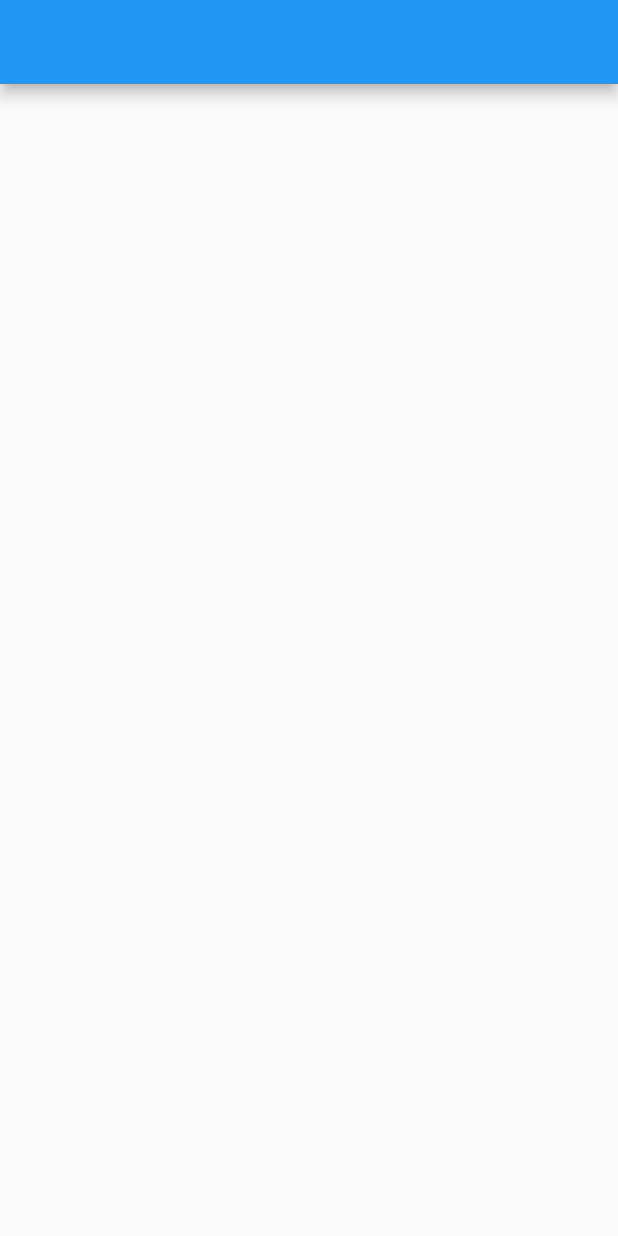
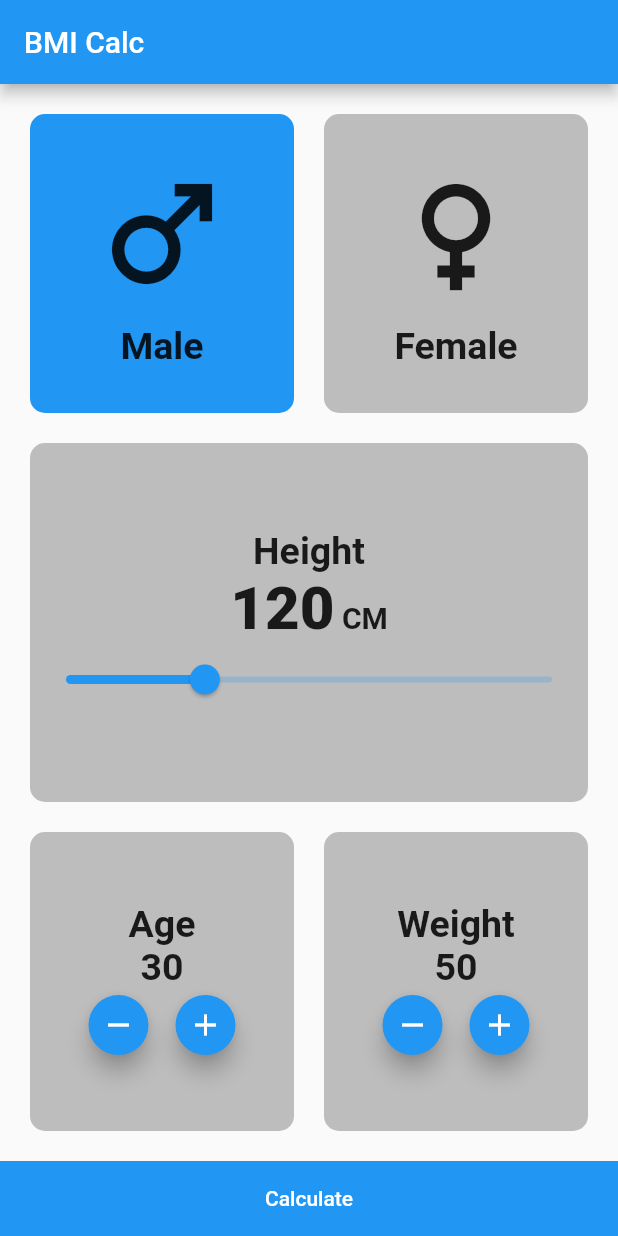
Before and after one commit to malek-kashoqa/udemy2, a Flutter app: the screen it shows after launch, on a phone screen of 412 x 824 dp. Run offline on Flutter 3.47's test engine with Material 2 defaults, Android fonts, the phone set to English and light mode, and no system bars.

Commit message:
BMI App finish

```diff
--- /dev/null
+++ b/lib/bmi_result.dart
@@ -0,0 +1,32 @@
+import 'package:flutter/material.dart';
+
+class bmiResult extends StatelessWidget {
+  late int age;
+  late int result;
+  late bool gender;
+
+  bmiResult({
+    required this.result,
+    required this.age,
+    required this.gender,
+  });
+
+  @override
+  Widget build(BuildContext context) {
+    return Scaffold(
+      appBar: AppBar(
+        title: Text("Result Screen"),
+      ),
+      body: Center(
+        child: Column(
+          mainAxisAlignment: MainAxisAlignment.center,
+          children: [
+            Text(gender ? "Gender: Male" : "Gender: Female"),
+            Text("Result: $result"),
+            Text("Age: $age"),
+          ],
+        ),
+      ),
+    );
+  }
+}
--- /dev/null
+++ b/lib/bmi_screen.dart
@@ -0,0 +1,296 @@
+import 'dart:math';
+
+import 'package:flutter/material.dart';
+import 'package:udemy2/bmi_result.dart';
+
+class bmiScreen extends StatefulWidget {
+  @override
+  _bmiScreenState createState() => _bmiScreenState();
+}
+
+class _bmiScreenState extends State<bmiScreen> {
+  bool isMale = true;
+  int height = 120;
+  int weight = 50;
+  int age = 30;
+
+  @override
+  Widget build(BuildContext context) {
+    return Scaffold(
+      appBar: AppBar(
+        title: Text(
+          "BMI Calc",
+        ),
+      ),
+      body: Column(
+        children: [
+          Expanded(
+            child: Padding(
+              padding: const EdgeInsets.all(20.0),
+              child: Row(
+                children: [
+                  Expanded(
+                    child: GestureDetector(
+                      onTap: () {
+                        setState(() {
+                          isMale = true;
+                        });
+                      },
+                      child: Container(
+                        decoration: BoxDecoration(
+                          color: isMale ? Colors.blue : Colors.grey[400],
+                          borderRadius: BorderRadius.circular(10.0),
+                        ),
+                        child: Column(
+                          mainAxisAlignment: MainAxisAlignment.center,
+                          children: [
+                            Icon(
+                              Icons.male,
+                              size: 100.0,
+                            ),
+                            SizedBox(
+                              height: 10.0,
+                            ),
+                            Text(
+                              'Male',
+                              style: TextStyle(
+                                  fontSize: 25.0, fontWeight: FontWeight.bold),
+                            )
+                          ],
+                        ),
+                      ),
+                    ),
+                  ),
+                  SizedBox(
+                    width: 20.0,
+                  ),
+                  Expanded(
+                    child: GestureDetector(
+                      onTap: () {
+                        setState(() {
+                          isMale = false;
+                        });
+                      },
+                      child: Container(
+                        decoration: BoxDecoration(
+                          color: !isMale ? Colors.blue : Colors.grey[400],
+                          borderRadius: BorderRadius.circular(10.0),
+                        ),
+                        child: Column(
+                          mainAxisAlignment: MainAxisAlignment.center,
+                          children: [
+                            Icon(
+                              Icons.female,
+                              size: 100.0,
+                            ),
+                            SizedBox(
+                              height: 10.0,
+                            ),
+                            Text(
+                              'Female',
+                              style: TextStyle(
+                                  fontSize: 25.0, fontWeight: FontWeight.bold),
+                            )
+                          ],
+                        ),
+                      ),
+                    ),
+                  ),
+                ],
+              ),
+            ),
+          ),
+          Expanded(
+            child: Padding(
+              padding: const EdgeInsets.symmetric(horizontal: 20.0),
+              child: Container(
+                decoration: BoxDecoration(
+                  color: Colors.grey[400],
+                  borderRadius: BorderRadius.circular(10.0),
+                ),
+                child: Column(
+                  mainAxisAlignment: MainAxisAlignment.center,
+                  children: [
+                    Text(
+                      'Height',
+                      style: TextStyle(
+                          fontSize: 25.0, fontWeight: FontWeight.bold),
+                    ),
+                    Row(
+                      mainAxisAlignment: MainAxisAlignment.center,
+                      crossAxisAlignment: CrossAxisAlignment.baseline,
+                      textBaseline: TextBaseline.alphabetic,
+                      children: [
+                        Text(
+                          '$height',
+                          style: TextStyle(
+                              fontSize: 40.0, fontWeight: FontWeight.w900),
+                        ),
+                        SizedBox(
+                          width: 5.0,
+                        ),
+                        Text(
+                          'CM',
+                          style: TextStyle(
+                              fontSize: 20.0, fontWeight: FontWeight.bold),
+                        ),
+                      ],
+                    ),
+                    Slider(
+                      value: height.toDouble(),
+                      max: 220.0,
+                      min: 80.0,
+                      onChanged: (v) {
+                        setState(() {
+                          height = v.round();
+                        });
+                      },
+                    )
+                  ],
+                ),
+              ),
+            ),
+          ),
+          Expanded(
+            child: Padding(
+              padding: const EdgeInsets.all(20.0),
+              child: Row(
+                children: [
+                  Expanded(
+                    child: Container(
+                      decoration: BoxDecoration(
+                        color: Colors.grey[400],
+                        borderRadius: BorderRadius.circular(10.0),
+                      ),
+                      child: Column(
+                        mainAxisAlignment: MainAxisAlignment.center,
+                        children: [
+                          Text(
+                            'Age',
+                            style: TextStyle(
+                                fontSize: 25.0, fontWeight: FontWeight.bold),
+                          ),
+                          Text(
+                            '$age',
+                            style: TextStyle(
+                                fontSize: 25.0, fontWeight: FontWeight.bold),
+                          ),
+                          Row(
+                            mainAxisAlignment: MainAxisAlignment.center,
+                            children: [
+                              FloatingActionButton.small(
+                                heroTag: 'age-',
+                                onPressed: () {
+                                  setState(() {
+                                    age != 1 ? age-- : {};
+                                  });
+                                },
+                                child: Icon(Icons.remove),
+                              ),
+                              SizedBox(
+                                width: 10.0,
+                              ),
+                              FloatingActionButton.small(
+                                heroTag: 'age+',
+                                onPressed: () {
+                                  setState(() {
+                                    age++;
+                                  });
+                                },
+                                child: Icon(Icons.add),
+                              ),
+                            ],
+                          ),
+                        ],
+                      ),
+                    ),
+                  ),
+                  SizedBox(
+                    width: 20.0,
+                  ),
+                  Expanded(
+                    child: Container(
+                      decoration: BoxDecoration(
+                        color: Colors.grey[400],
+                        borderRadius: BorderRadius.circular(10.0),
+                      ),
+                      child: Column(
+                        mainAxisAlignment: MainAxisAlignment.center,
+                        children: [
+                          Text(
+                            'Weight',
+                            style: TextStyle(
+                                fontSize: 25.0, fontWeight: FontWeight.bold),
+                          ),
+                          Text(
+                            '$weight',
+                            style: TextStyle(
+                                fontSize: 25.0, fontWeight: FontWeight.bold),
+                          ),
+                          Row(
+                            mainAxisAlignment: MainAxisAlignment.center,
+                            children: [
+                              FloatingActionButton.small(
+                                heroTag: 'w-',
+                                onPressed: () {
+                                  setState(() {
+                                    weight != 1 ? weight-- : {};
+                                  });
+                                },
+                                child: Icon(Icons.remove),
+                              ),
+                              SizedBox(
+                                width: 10.0,
+                              ),
+                              FloatingActionButton.small(
+                                heroTag: 'w+',
+                                onPressed: () {
+                                  setState(() {
+                                    weight++;
+                                  });
+                                },
+                                child: Icon(Icons.add),
+                              ),
+                            ],
+                          ),
+                        ],
+                      ),
+                    ),
+                  ),
+                ],
+              ),
+            ),
+          ),
+          Container(
+            width: double.infinity,
+            color: Colors.blue,
+            height: 50.0,
+            child: MaterialButton(
+              onPressed: () {
+                double result = weight / pow(height / 100.0, 2);
+                print(result.round());
+
+                Navigator.push(
+                  context,
+                  MaterialPageRoute(
+                    builder: (context) => bmiResult(
+                      result: result.toInt(),
+                      age: age,
+                      gender: isMale,
+                    ),
+                  ),
+                );
+              },
+              child: Text(
+                'Calculate',
+                style: TextStyle(
+                  color: Colors.white,
+                ),
+              ),
+            ),
+          )
+        ],
+      ),
+    );
+  }
+}
--- a/lib/main.dart
+++ b/lib/main.dart
@@ -1,5 +1,5 @@
 import 'package:flutter/material.dart';
-import 'package:udemy2/home_screen.dart';
+import 'package:udemy2/bmi_screen.dart';
 
 void main() {
   runApp(const MyApp());
@@ -12,7 +12,7 @@ class MyApp extends StatelessWidget {
   Widget build(BuildContext context) {
     return MaterialApp(
       debugShowCheckedModeBanner: false,
-      home: HomeScreen(),
+      home: bmiScreen(),
     );
   }
 }
```
